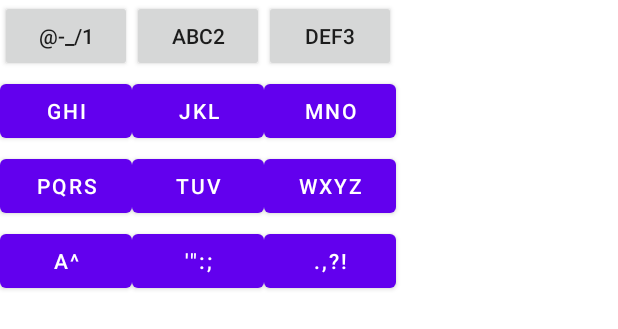
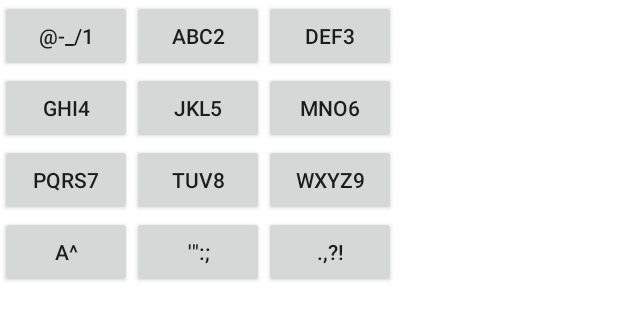
Before and after one commit to Chris234k/12-keys, an Android app: the layout keyboard_layout.xml on its own in the app's theme, with its tools: preview values and no code run, on a phone screen of 412 x 824 dp. Shown: the top 329 px of the screen. Run offline under Robolectric (Android 15) with nearby library versions, the phone set to English and light mode, and no system bars.

Commit message:
Keyboard subclass TableLayout to support multiple rows

```diff
--- a/app/src/main/java/com/chris234k/keys12/Keyboard.java
+++ b/app/src/main/java/com/chris234k/keys12/Keyboard.java
@@ -15,7 +15,7 @@ import android.widget.FrameLayout;
 import android.widget.TableLayout;
 
 
-public class Keyboard extends FrameLayout {
+public class Keyboard extends TableLayout {
 
     public static KeyListener listener;
 
--- a/app/src/main/res/layout/keyboard_layout.xml
+++ b/app/src/main/res/layout/keyboard_layout.xml
@@ -45,77 +45,113 @@
     <TableRow
         android:id="@+id/two"
         android:layout_width="match_parent"
-        android:layout_height="match_parent"
-        android:translationY="50dp">
+        android:layout_height="match_parent">
 
-        <Button
-            android:id="@+id/button6"
+        <com.chris234k.keys12.Key
+            android:id="@+id/key5"
             android:layout_width="wrap_content"
             android:layout_height="wrap_content"
-            android:text="GHI" />
+            android:text="GHI4"
+            app:down="4"
+            app:left="h"
+            app:tap="g"
+            app:up="i" />
 
-        <Button
-            android:id="@+id/button7"
+        <com.chris234k.keys12.Key
+            android:id="@+id/key6"
             android:layout_width="wrap_content"
             android:layout_height="wrap_content"
-            android:text="JKL" />
+            android:text="JKL5"
+            app:down="5"
+            app:left="k"
+            app:tap="j"
+            app:up="l" />
 
-        <Button
-            android:id="@+id/button8"
+        <com.chris234k.keys12.Key
+            android:id="@+id/key7"
             android:layout_width="wrap_content"
             android:layout_height="wrap_content"
-            android:text="MNO" />
+            android:text="MNO6"
+            app:down="6"
+            app:left="n"
+            app:tap="m"
+            app:up="o" />
+
     </TableRow>
 
     <TableRow
         android:id="@+id/three"
         android:layout_width="match_parent"
-        android:layout_height="match_parent"
-        android:translationY="100dp">
+        android:layout_height="match_parent">
 
-        <Button
-            android:id="@+id/button9"
+        <com.chris234k.keys12.Key
+            android:id="@+id/key9"
             android:layout_width="wrap_content"
             android:layout_height="wrap_content"
-            android:text="PQRS" />
+            android:text="PQRS7"
+            app:down="7"
+            app:left="q"
+            app:right="s"
+            app:tap="p"
+            app:up="r" />
 
-        <Button
-            android:id="@+id/button10"
+        <com.chris234k.keys12.Key
+            android:id="@+id/key10"
             android:layout_width="wrap_content"
             android:layout_height="wrap_content"
-            android:text="TUV" />
+            android:text="TUV8"
+            app:down="8"
+            app:left="u"
+            app:tap="t"
+            app:up="v" />
 
-        <Button
-            android:id="@+id/button11"
+        <com.chris234k.keys12.Key
+            android:id="@+id/key11"
             android:layout_width="wrap_content"
             android:layout_height="wrap_content"
-            android:text="WXYZ" />
-
+            android:text="WXYZ9"
+            app:down="2"
+            app:left="x"
+            app:right="z"
+            app:tap="w"
+            app:up="y" />
     </TableRow>
 
     <TableRow
         android:id="@+id/four"
         android:layout_width="match_parent"
-        android:layout_height="match_parent"
-        android:translationY="150dp">
+        android:layout_height="match_parent">
 
-        <Button
-            android:id="@+id/button12"
+        <com.chris234k.keys12.Key
+            android:id="@+id/key12"
             android:layout_width="wrap_content"
             android:layout_height="wrap_content"
-            android:text="A^" />
+            android:text="a^"
+            app:down="2"
+            app:tap="case" />
 
-        <Button
-            android:id="@+id/button13"
+        <com.chris234k.keys12.Key
+            android:id="@+id/key13"
             android:layout_width="wrap_content"
             android:layout_height="wrap_content"
-            android:text="'&quot;:;" />
+            android:text="'&quot;:;"
+            app:down="2"
+            app:left='"'
+            app:right=";"
+            app:tap="'"
+            app:up=":" />
 
-        <Button
-            android:id="@+id/button14"
+        <com.chris234k.keys12.Key
+            android:id="@+id/key14"
             android:layout_width="wrap_content"
             android:layout_height="wrap_content"
-            android:text=".,?!" />
+            android:text=".,?!"
+            app:down="2"
+            app:left=","
+            app:right="!"
+            app:tap="."
+            app:up="\?" />
+
     </TableRow>
 
 </com.chris234k.keys12.Keyboard>
```
